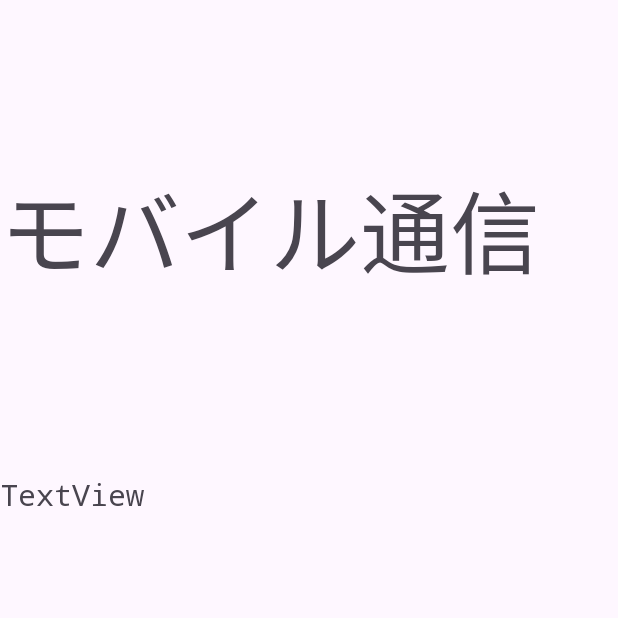
After one commit to ikeda-ryouma/MobileApplyDevelopmentA, an Android app: the MainActivity6 screen opened directly, with no data from a screen before it, on a phone screen of 412 x 824 dp, the top half of it. The commit adds this screen. Run offline under Robolectric (Android 15) with nearby library versions, the phone set to English and light mode, and no system bars.

Commit message:
コミット一回忘れてた

```diff
--- a/app/build.gradle
+++ b/app/build.gradle
@@ -43,4 +43,6 @@ dependencies {
     androidTestImplementation libs.espresso.core
     implementation libs.datastore.preferences
     implementation libs.datastore.preferences.rxjava3
+    implementation libs.okhttp
+    implementation libs.moshi
 }
--- /dev/null
+++ b/app/src/main/java/jp/ac/meijou/android/s241205011/MainActivity6.java
@@ -0,0 +1,90 @@
+package jp.ac.meijou.android.s241205011;
+
+import android.net.ConnectivityManager;
+import android.net.LinkAddress;
+import android.net.Network;
+import android.net.NetworkCapabilities;
+import android.os.Bundle;
+
+import androidx.activity.EdgeToEdge;
+import androidx.annotation.NonNull;
+import androidx.appcompat.app.AppCompatActivity;
+import androidx.core.graphics.Insets;
+import androidx.core.view.ViewCompat;
+import androidx.core.view.WindowInsetsCompat;
+
+import java.util.stream.Collectors;
+import jp.ac.meijou.android.s241205011.databinding.ActivityMain6Binding;
+
+public class MainActivity6 extends AppCompatActivity {
+    private ActivityMain6Binding binding;
+    private ConnectivityManager connectivityManager;
+
+    @Override
+    protected void onCreate(Bundle savedInstanceState) {
+        super.onCreate(savedInstanceState);
+        EdgeToEdge.enable(this);binding = ActivityMain6Binding.inflate(getLayoutInflater());
+        setContentView(binding.getRoot());
+        ViewCompat.setOnApplyWindowInsetsListener(findViewById(R.id.main), (v, insets) -> {
+            Insets systemBars = insets.getInsets(WindowInsetsCompat.Type.systemBars());
+            v.setPadding(systemBars.left, systemBars.top, systemBars.right, systemBars.bottom);
+            return insets;
+        });
+        connectivityManager = getSystemService(ConnectivityManager.class);
+        Network currentNetwork = connectivityManager.getActiveNetwork();
+        updateTransport(currentNetwork);
+        updateIpAddress(currentNetwork);
+        registerNetworkCallback();
+    }
+
+    /**
+     * Transportの表示を更新する
+     *
+     * @param network ネットワーク情報
+     */
+    private void updateTransport(Network network) {
+        var caps = connectivityManager.getNetworkCapabilities(network);
+        if (caps != null) {
+            String transport;
+            if (caps.hasTransport(NetworkCapabilities.TRANSPORT_CELLULAR)) {
+                transport = "モバイル通信";
+            } else if (caps.hasTransport(NetworkCapabilities.TRANSPORT_WIFI)) {
+                transport = "WiFi";
+            } else {
+                transport = "その他";
+            }
+            binding.textView5.setText(transport);
+        }
+    }
+
+    /**
+     * IPアドレスの表示を更新する
+     *
+     * @param network ネットワーク情報
+     */
+    private void updateIpAddress(Network network) {
+        var linkProperties = connectivityManager.getLinkProperties(network);
+        if (linkProperties != null) {
+            var addresses = linkProperties.getLinkAddresses().stream()
+                    .map(LinkAddress::toString)
+                    .collect(Collectors.joining("\n"));
+            binding.textView6.setText(addresses);
+        }
+    }
+
+    /**
+     * ネットワークイベントを取得するCallbackを登録する
+     */
+    private void registerNetworkCallback() {
+        connectivityManager.registerDefaultNetworkCallback(new ConnectivityManager.NetworkCallback() {
+            @Override
+            public void onAvailable(@NonNull Network network) {
+                super.onAvailable(network);
+                runOnUiThread(() -> {
+                    updateTransport(network);
+                    updateIpAddress(network);
+                });
+            }
+        });
+    }
+}
--- /dev/null
+++ b/app/src/main/res/layout/activity_main6.xml
@@ -0,0 +1,35 @@
+<?xml version="1.0" encoding="utf-8"?>
+<androidx.constraintlayout.widget.ConstraintLayout xmlns:android="http://schemas.android.com/apk/res/android"
+    xmlns:app="http://schemas.android.com/apk/res-auto"
+    xmlns:tools="http://schemas.android.com/tools"
+    android:id="@+id/main"
+    android:layout_width="match_parent"
+    android:layout_height="match_parent"
+    tools:context=".MainActivity6">
+
+    <TextView
+        android:id="@+id/textView5"
+        android:layout_width="match_parent"
+        android:layout_height="100dp"
+        android:fontFamily="monospace"
+        android:text="TextView"
+        android:textAlignment="viewStart"
+        android:textSize="60sp"
+        app:layout_constraintBottom_toTopOf="@id/textView6"
+        app:layout_constraintEnd_toEndOf="parent"
+        app:layout_constraintStart_toStartOf="parent"
+        app:layout_constraintTop_toTopOf="parent" />
+
+    <TextView
+        android:id="@+id/textView6"
+        android:layout_width="match_parent"
+        android:layout_height="400dp"
+        android:fontFamily="monospace"
+        android:text="TextView"
+        android:textAlignment="viewStart"
+        android:textSize="20sp"
+        app:layout_constraintBottom_toBottomOf="parent"
+        app:layout_constraintEnd_toEndOf="parent"
+        app:layout_constraintStart_toStartOf="parent"
+        app:layout_constraintTop_toBottomOf="@id/textView5" />
+</androidx.constraintlayout.widget.ConstraintLayout>
--- a/gradle/libs.versions.toml
+++ b/gradle/libs.versions.toml
@@ -9,6 +9,8 @@ activity = "1.8.0"
 constraintlayout = "2.1.4"
 desugerJdkLibs = "2.0.4"
 datastore = "1.1.7"
+okhttp = "5.1.0"
+moshi = "1.15.2"
 
 [libraries]
 junit = { group = "junit", name = "junit", version.ref = "junit" }
@@ -21,6 +23,8 @@ constraintlayout = { group = "androidx.constraintlayout", name = "constraintlayo
 desuger-jdk-libs = { group = "com.android.tools", name = "desugar_jdk_libs", version.ref = "desugerJdkLibs" }
 datastore-preferences = { group = "androidx.datastore", name = "datastore-preferences", version.ref = "datastore" }
 datastore-preferences-rxjava3 = { group = "androidx.datastore", name = "datastore-preferences-rxjava3", version.ref = "datastore" }
+okhttp = { group = "com.squareup.okhttp3", name = "okhttp", version.ref = "okhttp" }
+moshi = { group = "com.squareup.moshi", name = "moshi", version.ref = "moshi" }
 
 
 [plugins]
```
Also changed, not shown: app/src/main/AndroidManifest.xml (+9 -0 lines), app/src/main/java/jp/ac/meijou/android/s241205011/Gist.java (added, +10 -0 lines), app/src/main/java/jp/ac/meijou/android/s241205011/MainActivity2.java (+9 -1 lines), app/src/main/java/jp/ac/meijou/android/s241205011/MainActivity3.java (+75 -73 lines), app/src/main/java/jp/ac/meijou/android/s241205011/MainActivity5.java (added, +103 -0 lines), app/src/main/res/layout/activity_main2.xml (+23 -12 lines), app/src/main/res/layout/activity_main3.xml (+10 -1 lines), app/src/main/res/layout/activity_main5.xml (added, +78 -0 lines).
